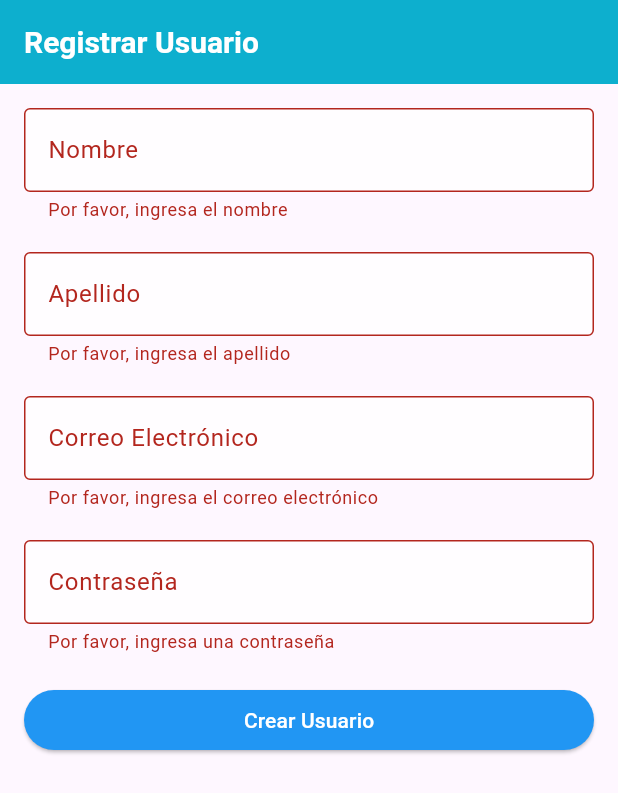
After one commit to marh0819/pokemon_pokedex, a Flutter app: the screen it shows after launch, after a tap on "¿No tienes cuenta? Regístrate aquí", after a tap on "Crear Usuario", on a phone screen of 412 x 824 dp. The commit adds this screen. Shown: the top 793 px of the screen. Run offline on Flutter 3.47's test engine with Material 3 defaults, Android fonts, the phone set to English and light mode, and no system bars; our stand-ins replace go_router, shared_preferences; network calls fail.

Commit message:
Se creo un apartado de registrar usuario en cual se crea uno y se crea un equipo pokemon asignado a el

```diff
--- a/lib/config/router/app_router.dart
+++ b/lib/config/router/app_router.dart
@@ -1,6 +1,7 @@
 import 'package:go_router/go_router.dart';
 // Importa las vistas necesarias
 import 'package:pokemon_pokedex/views/login/LoginView.dart';
+import 'package:pokemon_pokedex/views/login/RegisterView.dart';
 import 'package:pokemon_pokedex/views/pokemonList/pokemon_list_view.dart';
 import 'package:pokemon_pokedex/views/userGlobal/user_create_view.dart';
 import 'package:pokemon_pokedex/views/userGlobal/user_delete_view.dart';
@@ -51,5 +52,9 @@ final router = GoRouter(
       path: '/perfil',
       builder: (context, state) => const UserProfileView(),
     ),
+    GoRoute(
+      path: '/createUser',
+      builder: (context, state) => const UserRegister(), // Pasa el ID del equipo aquí
+    ),
   ],
 );
--- a/lib/services/user_service.dart
+++ b/lib/services/user_service.dart
@@ -26,10 +26,8 @@ class UserService {
             responseBody['firstName'], // Devuelve el firstName del usuario
         'lastName':
             responseBody['lastName'], // Devuelve el lastName del usuario
-        'email':
-            responseBody['email'], // Devuelve el email del usuario
-        'id':
-            responseBody['id'], // Devuelve el id del usuario
+        'email': responseBody['email'], // Devuelve el email del usuario
+        'id': responseBody['id'], // Devuelve el id del usuario
       };
     } else if (response.statusCode == 401) {
       return null; // Si las credenciales son incorrectas
@@ -49,9 +47,10 @@ class UserService {
     }
   }
 
-  // Crear un nuevo usuario
+  // Crear un nuevo usuario y su equipo Pokémon
   Future<void> createUser(
       String firstName, String lastName, String email, String password) async {
+    // Primer request para crear el usuario
     final response = await http.post(
       Uri.parse('$apiUrl/auth/register'),
       body: jsonEncode({
@@ -62,7 +61,22 @@ class UserService {
       }),
       headers: {'Content-Type': 'application/json'},
     );
-    if (response.statusCode != 200 && response.statusCode != 201) {
+
+    // Si la creación del usuario fue exitosa, crear el equipo Pokémon
+    if (response.statusCode == 200 || response.statusCode == 201) {
+      final userData = json.decode(response.body);
+      final userId = userData['id'];
+
+      // Segunda petición para crear el equipo de Pokémon usando el userId
+      final teamResponse = await http.post(
+        Uri.parse('$apiUrl/teams/create/$userId'),
+        headers: {'Content-Type': 'application/json'},
+      );
+
+      if (teamResponse.statusCode != 200 && teamResponse.statusCode != 201) {
+        throw Exception('Error al crear el equipo Pokémon');
+      }
+    } else {
       throw Exception('Error al crear el usuario');
     }
   }
--- a/lib/views/login/LoginView.dart
+++ b/lib/views/login/LoginView.dart
@@ -55,9 +55,9 @@ class _LoginViewState extends State<LoginView> {
         await _saveLastName(
             loginResponse['lastName']!); //Guardar apellido en SharedPreferences
         await _saveEmail(
-            loginResponse['email']!); //Guardar apellido en SharedPreferences
+            loginResponse['email']!); //Guardar email en SharedPreferences
         await _saveId(
-            int.parse(loginResponse['id']!)); //Guardar apellido en SharedPreferences
+            int.parse(loginResponse['id']!)); //Guardar ID en SharedPreferences
 
         context.go('/pokemon');
       } else {
@@ -90,18 +90,25 @@ class _LoginViewState extends State<LoginView> {
           children: [
             TextField(
               controller: _emailController,
-              decoration: InputDecoration(labelText: 'Email'),
+              decoration: InputDecoration(labelText: 'Correo Electrónico'),
               keyboardType: TextInputType.emailAddress,
             ),
             TextField(
               controller: _passwordController,
-              decoration: InputDecoration(labelText: 'Password'),
+              decoration: InputDecoration(labelText: 'Contraseña'),
               obscureText: true,
             ),
             SizedBox(height: 20),
             ElevatedButton(
               onPressed: _login,
-              child: Text('Login'),
+              child: Text('Iniciar Sesión'),
+            ),
+            SizedBox(height: 20),
+            TextButton(
+              onPressed: () {
+                context.go('/createUser');
+              },
+              child: Text('¿No tienes cuenta? Regístrate aquí'),
             ),
           ],
         ),
--- /dev/null
+++ b/lib/views/login/RegisterView.dart
@@ -0,0 +1,159 @@
+import 'package:flutter/material.dart';
+import 'package:go_router/go_router.dart';
+import 'package:pokemon_pokedex/services/user_service.dart';
+
+class UserRegister extends StatefulWidget {
+  const UserRegister({super.key});
+
+  @override
+  State<UserRegister> createState() => _UserRegisterState();
+}
+
+class _UserRegisterState extends State<UserRegister> {
+  // Clave global para el formulario
+  final _formKey = GlobalKey<FormState>();
+
+  // Controladores para los campos de texto
+  final TextEditingController _firstNameController = TextEditingController();
+  final TextEditingController _lastNameController = TextEditingController();
+  final TextEditingController _emailController = TextEditingController();
+  final TextEditingController _passwordController = TextEditingController();
+
+  // Instancia del servicio
+  final UserService _userService = UserService();
+
+  @override
+  void dispose() {
+    // Liberar los controladores cuando ya no sean necesarios
+    _firstNameController.dispose();
+    _lastNameController.dispose();
+    _emailController.dispose();
+    _passwordController.dispose();
+    super.dispose();
+  }
+
+  // Método para manejar la creación del usuario
+  // Método para manejar la creación del usuario
+  void _createUser() async {
+  if (_formKey.currentState!.validate()) {
+    try {
+      await _userService.createUser(
+        _firstNameController.text,
+        _lastNameController.text,
+        _emailController.text,
+        _passwordController.text,
+      );
+
+      // Mostrar mensaje de éxito
+      ScaffoldMessenger.of(context).showSnackBar(
+        const SnackBar(content: Text('Usuario creado con éxito')),
+      );
+
+      // Esperar un segundo antes de navegar
+      await Future.delayed(const Duration(seconds: 1));
+
+      // Regresar a la lista de usuarios
+      context.go('/');
+    } catch (e) {
+      ScaffoldMessenger.of(context).showSnackBar(
+        SnackBar(content: Text('Error al crear el usuario: $e')),
+      );
+    }
+  }
+}
+
+
+  @override
+  Widget build(BuildContext context) {
+    return Scaffold(
+      appBar: AppBar(
+        title: const Text('Registrar Usuario'),
+      ),
+      body: Padding(
+        padding: const EdgeInsets.all(16.0),
+        child: Form(
+          key: _formKey,
+          child: ListView(
+            children: [
+              // Campo para el nombre
+              TextFormField(
+                controller: _firstNameController,
+                decoration: const InputDecoration(labelText: 'Nombre'),
+                validator: (value) {
+                  if (value == null || value.isEmpty) {
+                    return 'Por favor, ingresa el nombre';
+                  } else if (value.length < 3) {
+                    return 'El nombre debe tener al menos 3 caracteres';
+                  }
+                  return null;
+                },
+              ),
+              const SizedBox(height: 20),
+
+              // Campo para el apellido
+              TextFormField(
+                controller: _lastNameController,
+                decoration: const InputDecoration(labelText: 'Apellido'),
+                validator: (value) {
+                  if (value == null || value.isEmpty) {
+                    return 'Por favor, ingresa el apellido';
+                  } else if (value.length < 3) {
+                    return 'El apellido debe tener al menos 3 caracteres';
+                  }
+                  return null;
+                },
+              ),
+              const SizedBox(height: 20),
+
+              // Campo para el correo
+              TextFormField(
+                controller: _emailController,
+                decoration:
+                    const InputDecoration(labelText: 'Correo Electrónico'),
+                validator: (value) {
+                  if (value == null || value.isEmpty) {
+                    return 'Por favor, ingresa el correo electrónico';
+                  }
+                  // Validación de formato de correo electrónico
+                  String pattern = r'^[\w-\.]+@([\w-]+\.)+[\w-]{2,4}$';
+                  RegExp regex = RegExp(pattern);
+                  if (!regex.hasMatch(value)) {
+                    return 'Por favor, ingresa un correo válido';
+                  }
+                  return null;
+                },
+              ),
+              const SizedBox(height: 20),
+
+              // Campo para la contraseña
+              TextFormField(
+                controller: _passwordController,
+                decoration: const InputDecoration(labelText: 'Contraseña'),
+                obscureText: true,
+                validator: (value) {
+                  if (value == null || value.isEmpty) {
+                    return 'Por favor, ingresa una contraseña';
+                  } else if (value.length < 8) {
+                    return 'La contraseña debe tener al menos 8 caracteres';
+                  } else if (!RegExp(
+                          r'^(?=.*\d)(?=.*[a-z])(?=.*[A-Z])(?=.*[a-zA-Z]).{8,16}$')
+                      .hasMatch(value)) {
+                    return 'La contraseña debe tener entre 8 y 16 caracteres, incluir al menos un número y una letra mayúscula';
+                  }
+                  return null;
+                },
+              ),
+              const SizedBox(height: 20),
+
+              // Botón para crear el usuario
+              ElevatedButton(
+                onPressed: _createUser,
+                child: const Text('Crear Usuario'),
+              ),
+            ],
+          ),
+        ),
+      ),
+    );
+  }
+}
--- a/lib/widgets/navigation_drawer_menu.dart
+++ b/lib/widgets/navigation_drawer_menu.dart
@@ -22,7 +22,6 @@ class _NavigationDrawerMenuState extends State<NavigationDrawerMenu> {
   Future<void> _loadFirstName() async {
     final prefs = await SharedPreferences.getInstance();
     setState(() {
-      // Si existe el valor en SharedPreferences, lo usamos, de lo contrario usamos "Invitado"
       _firstName = prefs.getString('firstName') ?? 'Invitado';
     });
   }
```
